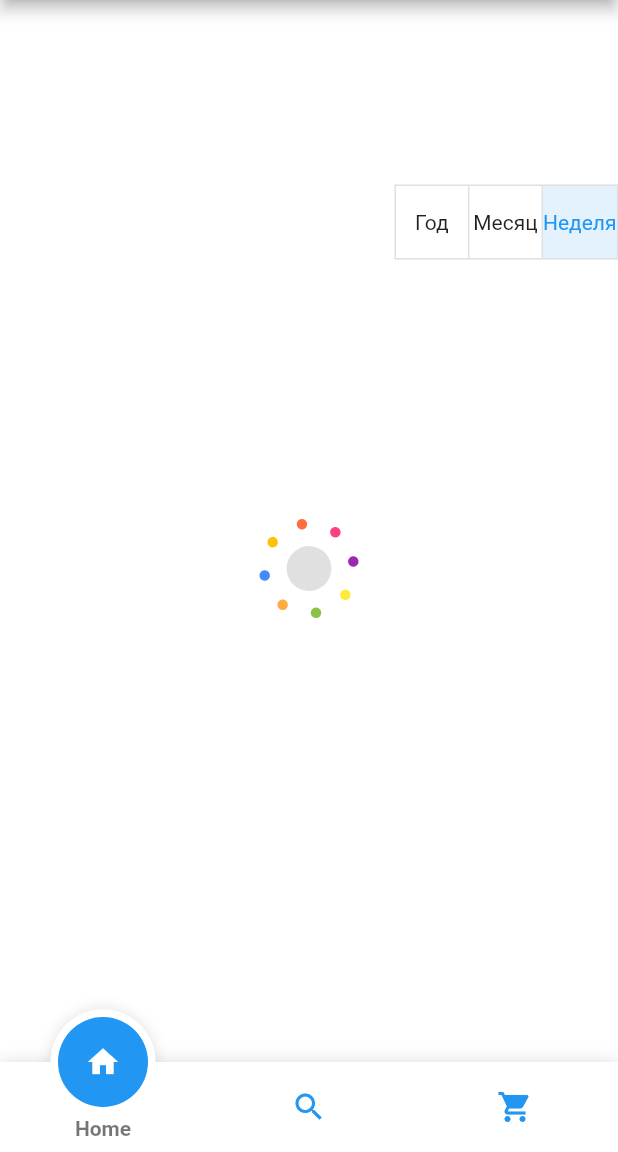
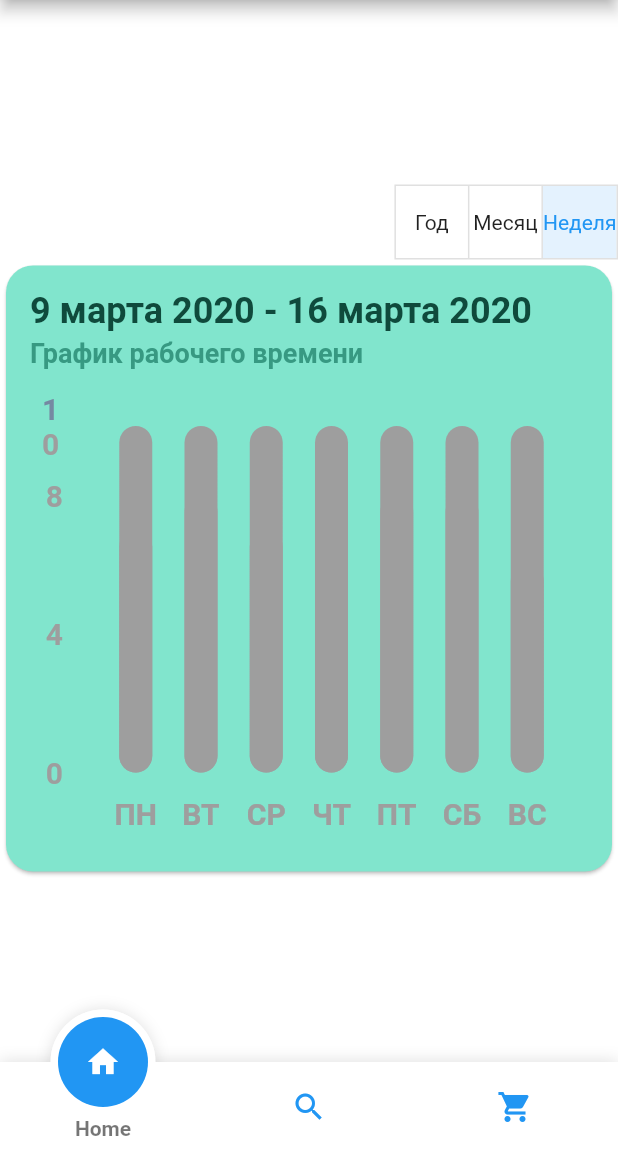
Before and after one commit to foreg/HRTechMobileApp, a Flutter app: the screen it shows after launch, on a phone screen of 412 x 824 dp, the part 84-1236 px from its top. Run offline on Flutter 3.47's test engine with Material 2 defaults, Android fonts, the phone set to English and light mode, and no system bars; drawn by our look-alikes of auto_size_text, carousel_slider, fancy_bottom_navigation, fl_chart, shimmer; our stand-ins replace fluro; missing offline and left inert: date_util; statements that could not run were skipped.

Commit message:
updates to WorkTime Chart

```diff
--- /dev/null
+++ b/hrtech/lib/ChartCard.dart
@@ -0,0 +1,60 @@
+import 'package:auto_size_text/auto_size_text.dart';
+import 'package:flutter/material.dart';
+
+class ChartCard extends StatelessWidget {
+  final String catdTitle;
+  final Widget child;
+
+  const ChartCard({Key key, this.catdTitle, this.child}) : super(key: key);
+
+  @override
+  Widget build(BuildContext context) {
+    return AspectRatio(
+        aspectRatio: 1,
+        child: Card(
+          shape: RoundedRectangleBorder(borderRadius: BorderRadius.circular(18)),
+          color: const Color(0xff81e5cd),
+          child: Stack(
+            children: <Widget>[
+              Padding(
+                padding: const EdgeInsets.all(16),
+                child: Column(
+                  crossAxisAlignment: CrossAxisAlignment.stretch,
+                  mainAxisAlignment: MainAxisAlignment.start,
+                  mainAxisSize: MainAxisSize.max,
+                  children: <Widget>[
+                    AutoSizeText(
+                      catdTitle,
+                      style: TextStyle(
+                        color: const Color(0xff0f4a3c), fontSize: 24, fontWeight: FontWeight.bold),
+                      maxLines: 1,
+                    ),
+                    const SizedBox(
+                      height: 4,
+                    ),
+                    Text(
+                      'График рабочего времени',
+                      style: TextStyle(
+                          color: const Color(0xff379982), fontSize: 18, fontWeight: FontWeight.bold),
+                    ),
+                    const SizedBox(
+                      height: 38,
+                    ),
+                    Expanded(
+                      child: Padding(
+                        padding: const EdgeInsets.symmetric(horizontal: 8.0),
+                        child: child,
+                      ),
+                    ),
+                    const SizedBox(
+                      height: 12,
+                    ),
+                  ],
+                ),
+              ),
+            ],
+          ),
+        ),
+      );
+  }
+}
--- a/hrtech/lib/MainPage.dart
+++ b/hrtech/lib/MainPage.dart
@@ -28,7 +28,8 @@ class _MainPageState extends State<MainPage> {
 
   @override
   void dispose() {
-    _timer.cancel();
+    if (_timer != null)
+      _timer.cancel();
     super.dispose();
   }
 
--- a/hrtech/lib/WorkTime.dart
+++ b/hrtech/lib/WorkTime.dart
@@ -1,6 +1,6 @@
 import 'package:flutter/material.dart';
 import 'package:carousel_slider/carousel_slider.dart';
-import 'package:hrtech/BarChart.dart';
+import 'package:hrtech/WorkTimeChart.dart';
 
 class WorkTime extends StatefulWidget {
   @override
--- a/hrtech/lib/BarChart.dart
+++ b/hrtech/lib/WorkTimeChart.dart
@@ -6,9 +6,11 @@ import 'package:date_util/date_util.dart';
 import 'package:fl_chart/fl_chart.dart';
 import 'package:flutter/material.dart';
 import 'package:hrtech/ApiRequests.dart';
+import 'package:hrtech/ChartCard.dart';
 import 'package:hrtech/Preloader.dart';
 import 'package:hrtech/models/EmployeeWorkTime.dart';
 import 'package:intl/intl.dart';
+import 'package:shimmer/shimmer.dart';
 
 class WorkTimeChart extends StatefulWidget {
   final int itemIndex;
@@ -20,10 +22,16 @@ class WorkTimeChart extends StatefulWidget {
 }
 
 class WorkTimeChartState extends State<WorkTimeChart> {
+  final List<double> placeholderData = [7,8,7,6,8,8,6,7,8,7,7,8,7,6,8,8,6,7,8,7,7,8,7,6,8,8,6,7,8,7,6,8];
+  final List<double> placeholderDataYear = [136,152,168, 175, 135, 167, 184, 168, 176, 176, 159, 183];
+  final List<String> weekNamesAbbr = ['ПН','ВТ','СР','ЧТ','ПТ','СБ','ВС'];
+  final List<String> monthNamesAbbr = ['Я','Ф','М','А','М','И','И','А','С','О','Н','Д'];
   final Color barBackgroundColor = const Color(0xff72d8bf);
   final Duration animDuration = Duration(milliseconds: 250);
   final dateUtility = DateUtil();
 
+  double intervalY;
+  double rotateAngle;
   DateTime now;
   DateTime rangeStart;
 
@@ -67,70 +75,39 @@ class WorkTimeChartState extends State<WorkTimeChart> {
     String catdTitle = "";
     switch (widget.step) {
       case 'week':
+        intervalY = 4;
+        rotateAngle = 0;
         catdTitle = DateFormat('d MMMM y', 'ru').format(rangeStart) + ' - ' + DateFormat('d MMMM y', 'ru').format(rangeStart.add(Duration(days: 7)));
         break;
       case 'month':
+        intervalY = 4;
+        rotateAngle = 270;
         catdTitle = DateFormat('MMM y', 'ru').format(rangeStart);
         break;
       case 'year':
+        intervalY = 4;
+        rotateAngle = 0;
         catdTitle = DateFormat('y', 'ru').format(rangeStart);
         break;
     }
+    var child;
     if (snapshot.connectionState == ConnectionState.done && snapshot.hasData) {
-      return AspectRatio(
-        aspectRatio: 1,
-        child: Card(
-          shape: RoundedRectangleBorder(borderRadius: BorderRadius.circular(18)),
-          color: const Color(0xff81e5cd),
-          child: Stack(
-            children: <Widget>[
-              Padding(
-                padding: const EdgeInsets.all(16),
-                child: Column(
-                  crossAxisAlignment: CrossAxisAlignment.stretch,
-                  mainAxisAlignment: MainAxisAlignment.start,
-                  mainAxisSize: MainAxisSize.max,
-                  children: <Widget>[
-                    AutoSizeText(
-                      catdTitle,
-                      style: TextStyle(
-                        color: const Color(0xff0f4a3c), fontSize: 24, fontWeight: FontWeight.bold),
-                      maxLines: 1,
-                    ),
-                    const SizedBox(
-                      height: 4,
-                    ),
-                    Text(
-                      'График рабочего времени',
-                      style: TextStyle(
-                          color: const Color(0xff379982), fontSize: 18, fontWeight: FontWeight.bold),
-                    ),
-                    const SizedBox(
-                      height: 38,
-                    ),
-                    Expanded(
-                      child: Padding(
-                        padding: const EdgeInsets.symmetric(horizontal: 8.0),
-                        child: BarChart(
+       child = BarChart(
         mainBarData(snapshot.data),
         swapAnimationDuration: animDuration,
-                        ),
-                      ),
-                    ),
-                    const SizedBox(
-                      height: 12,
-                    ),
-                  ],
-                ),
-              ),
-            ],
-          ),
+      );
+    }
+    else {
+      child = Shimmer.fromColors(
+        baseColor: Colors.grey,
+        highlightColor: Colors.white,
+        child: BarChart(
+          mainBarData(null),
+          swapAnimationDuration: animDuration,
         ),
       );
     }
-    else {
-      return Preloader();
-    }
+    return ChartCard(catdTitle: catdTitle, child: child);
   }
 
   BarChartGroupData makeGroupData(
@@ -166,28 +143,27 @@ class WorkTimeChartState extends State<WorkTimeChart> {
     switch (widget.step) {
       case 'week':
         columnsCount = 7;
-        list = List<double>.generate(columnsCount, (i) => 0.0);
-          employeeWorkTime.data.forEach((k,v) {
+        list = List<double>.generate(columnsCount, (i) => employeeWorkTime == null ? placeholderData[i] : 0.0);
+        employeeWorkTime?.data?.forEach((k,v) {
           list[k.weekday - 1] = v;
         });
         break;
       case 'month':
         width = 10;
         columnsCount = dateUtility.daysInMonth(rangeStart.month, rangeStart.year);
-        list = List<double>.generate(columnsCount, (i) => 0.0);
-          employeeWorkTime.data.forEach((k,v) {
+        list = List<double>.generate(columnsCount, (i) => employeeWorkTime == null ? placeholderData[i] : 0.0);
+        employeeWorkTime?.data?.forEach((k,v) {
           list[int.parse(k)] = v;
         });
         break;
       case 'year':
         columnsCount = 12;
-        list = List<double>.generate(columnsCount, (i) => 0.0);
-          employeeWorkTime.data.forEach((k,v) {
+        list = List<double>.generate(columnsCount, (i) => employeeWorkTime == null ? placeholderDataYear[i] : 0.0);
+        employeeWorkTime?.data?.forEach((k,v) {
           list[int.parse(k)] = v;
         });
         break;
     }
-    var x = 1;
     return List.generate(columnsCount, (i) {
         return makeGroupData(i, list[i], isTouched: i == touchedIndex, width: width);
       }
@@ -202,7 +178,8 @@ class WorkTimeChartState extends State<WorkTimeChart> {
           getTooltipItem: (group, groupIndex, rod, rodIndex) {
             return BarTooltipItem(
               (rod.y).toString(), TextStyle(color: Colors.yellow));
-            }),
+          }
+        ),
         touchCallback: (barTouchResponse) {
           setState(() {
             if (barTouchResponse.spot != null &&
@@ -218,25 +195,21 @@ class WorkTimeChartState extends State<WorkTimeChart> {
       titlesData: FlTitlesData(
         show: true,
         bottomTitles: SideTitles(
+          // rotateAngle: rotateAngle,
           showTitles: true,
-          textStyle: TextStyle(color: Colors.white, fontWeight: FontWeight.bold, fontSize: 14),
+          textStyle: TextStyle(color: Colors.white, fontWeight: FontWeight.bold, fontSize: 20),
           margin: 16,
           getTitles: (double value) {
-            switch (value.toInt()) {
-              case 0:
-                return 'ПН';
-              case 1:
-                return 'ВТ';
-              case 2:
-                return 'СР';
-              case 3:
-                return 'ЧТ';
-              case 4:
-                return 'ПТ';
-              case 5:
-                return 'СБ';
-              case 6:
-                return 'ВС';
+            switch (widget.step) {
+              case 'week':
+                return weekNamesAbbr[value.toInt()];
+                break;
+              case 'month':
+                return value == 0.0 || value.toInt() % 7 == 0 ? (value.toInt() + 1).toString() : '';
+                break;
+              case 'year':
+                return monthNamesAbbr[value.toInt()];
+                break;
               default:
                 return '';
             }
@@ -244,22 +217,13 @@ class WorkTimeChartState extends State<WorkTimeChart> {
         ),
         leftTitles: SideTitles(
           showTitles: true,
-          textStyle: TextStyle( color: const Color(0xff7589a2), fontWeight: FontWeight.bold, fontSize: 14),
-          margin: 32,
+          textStyle: TextStyle( color: const Color(0xff7589a2), fontWeight: FontWeight.bold, fontSize: 20),
+          margin: 16,
           reservedSize: 14,
           getTitles: (value) {
-            if (value == 0) {
-              return '0';
-            } else if (value == 4) {
-              return '4';
-            } else if (value == 8) {
-              return '8';
-            } else if (value == 10) {
-              return '10';
-            } else {
-              return '';
-            }
+            return value.toInt().toString();
           },
+          interval: intervalY
         ),
       ),
       borderData: FlBorderData(
```
Lines whose indentation alone changed are shown as unchanged.
